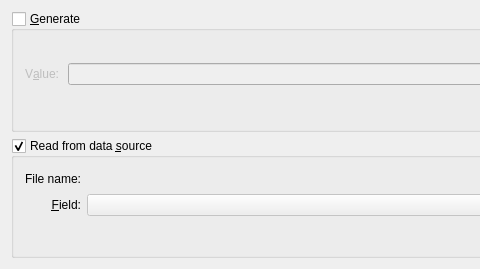
The window that src/libkstapp/stringtab.ui (Kst-plot/kst) describes before a commit, drawn with Qt 5; both pictures show x 0 to 480 and y 0 to 269 of the 698 by 269 pixel window.
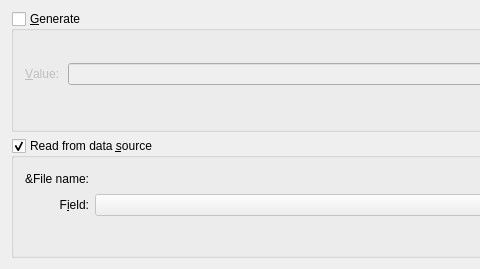
The same window after the commit. Custom widgets are drawn as their Qt base class.

```diff
--- a/src/libkstapp/stringtab.ui
+++ b/src/libkstapp/stringtab.ui
@@ -27,8 +27,8 @@
           <verstretch>0</verstretch>
          </sizepolicy>
         </property>
-        <property name="text" >
-         <string>File name:</string>
+        <property name="text">
+         <string>&amp;File name:</string>
         </property>
         <property name="alignment" >
          <set>Qt::AlignRight|Qt::AlignTrailing|Qt::AlignVCenter</set>
@@ -41,10 +41,10 @@
       <item row="0" column="1" >
        <widget class="Kst::DataSourceSelector" native="1" name="_fileName" />
       </item>
-      <item row="1" column="0" >
-       <widget class="QLabel" name="label_5" >
-        <property name="text" >
-         <string>&amp;Field:</string>
+      <item row="1" column="0">
+       <widget class="QLabel" name="label_5">
+        <property name="text">
+         <string>F&amp;ield:</string>
         </property>
         <property name="alignment" >
          <set>Qt::AlignRight|Qt::AlignTrailing|Qt::AlignVCenter</set>
@@ -141,8 +141,8 @@
             <verstretch>0</verstretch>
            </sizepolicy>
           </property>
-          <property name="text" >
-           <string>V&amp;alue: </string>
+          <property name="text">
+           <string>&amp;Value: </string>
           </property>
           <property name="wordWrap" >
            <bool>false</bool>
@@ -166,7 +166,7 @@
    </item>
   </layout>
  </widget>
- <layoutdefault spacing="6" margin="11" />
+ <layoutdefault spacing="6" margin="11"/>
  <pixmapfunction>qPixmapFromMimeSource</pixmapfunction>
  <customwidgets>
   <customwidget>
```
Left out of the diff: 107 changed lines with no effect on the pictures.
